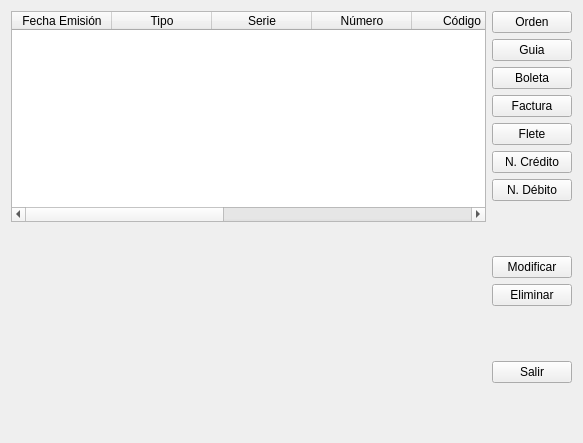
Qt form Compra/compraadjacentes.ui (radtek/manager) before a commit.
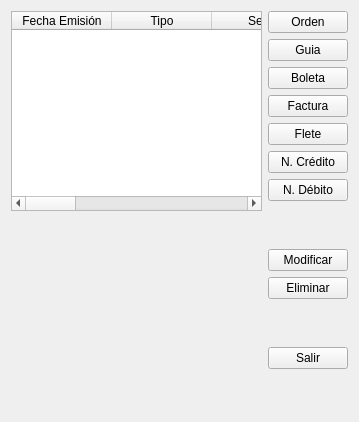
The same form after that commit.

The edit to the form file:
```diff
--- a/Compra/compraadjacentes.ui
+++ b/Compra/compraadjacentes.ui
@@ -6,8 +6,8 @@
    <rect>
     <x>0</x>
     <y>0</y>
-    <width>583</width>
-    <height>443</height>
+    <width>359</width>
+    <height>422</height>
    </rect>
   </property>
   <property name="windowTitle">
```
